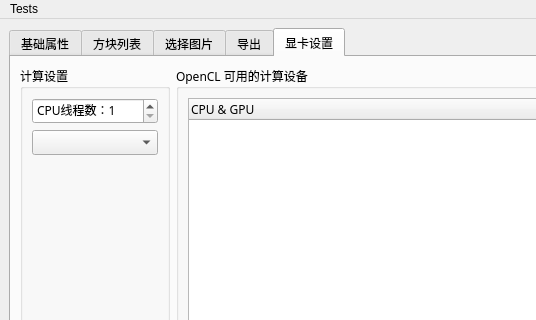
This is VisualCraft/VCWind.ui in SlopeCraft/SlopeCraft as Qt 5 draws it before an edit; both pictures show x 0 to 536 and y 0 to 320 of the 987 by 475 pixel window. The edited form follows.
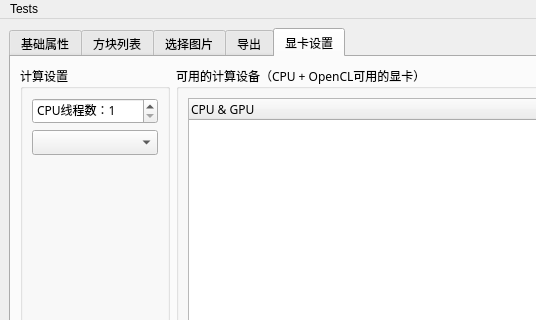
This is the edited form. The open tabs and pages were chosen to show the change.

Patch:
```diff
--- a/VisualCraft/VCWind.ui
+++ b/VisualCraft/VCWind.ui
@@ -597,7 +597,7 @@
           <item row="0" column="1">
            <widget class="QGroupBox" name="groupBox_8">
             <property name="title">
-             <string>OpenCL 可用的计算设备</string>
+             <string>可用的计算设备（CPU + OpenCL可用的显卡）</string>
             </property>
             <property name="flat">
              <bool>false</bool>
```
Left out of the diff: 11 changed lines with no effect on the pictures.
